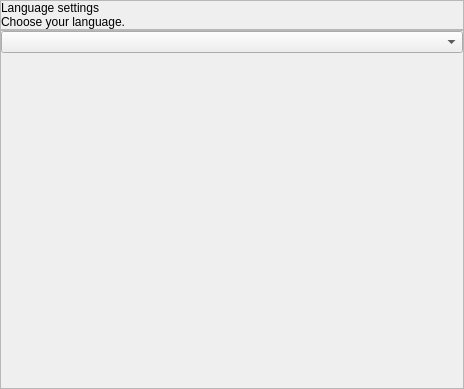
First picture: the form in quickiewebbot/ui/language_settings_widget.ui, repository andrascii/RiveSolutions_SEO_Spider, before the edit.
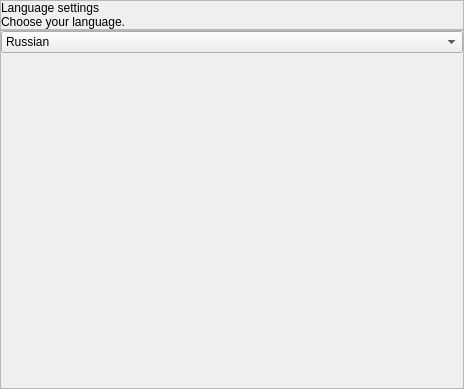
Second picture: the form after the edit.

Commit message: Пофикшен краври закрыя приложния, при удалении страницы настроек LanguageSettingsWidget.

Diff of the .ui file:
```diff
--- a/quickiewebbot/ui/language_settings_widget.ui
+++ b/quickiewebbot/ui/language_settings_widget.ui
@@ -110,11 +110,21 @@
       <item>
        <widget class="QComboBox" name="comboBox">
         <property name="currentText">
-         <string notr="true"/>
+         <string notr="true">Russian</string>
         </property>
         <property name="controlKey" stdset="0">
          <string notr="true">applicationLanguage</string>
         </property>
+        <item>
+         <property name="text">
+          <string>Russian</string>
+         </property>
+        </item>
+        <item>
+         <property name="text">
+          <string>English</string>
+         </property>
+        </item>
        </widget>
       </item>
       <item>
```
The commit also changes 17 other files.
